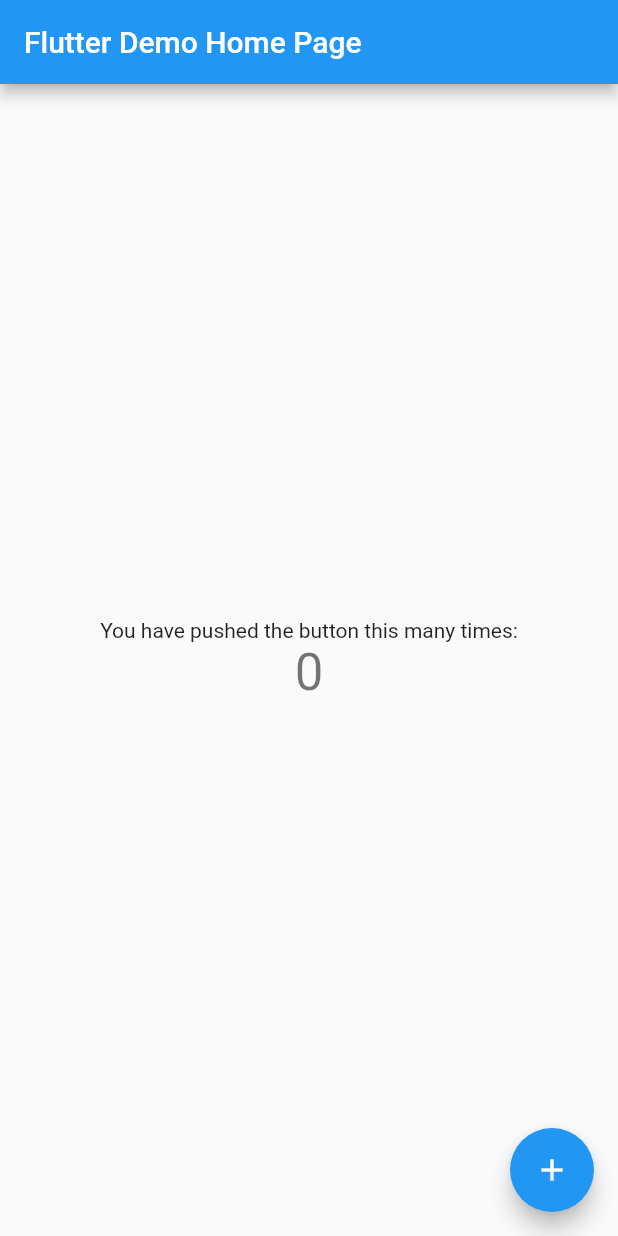
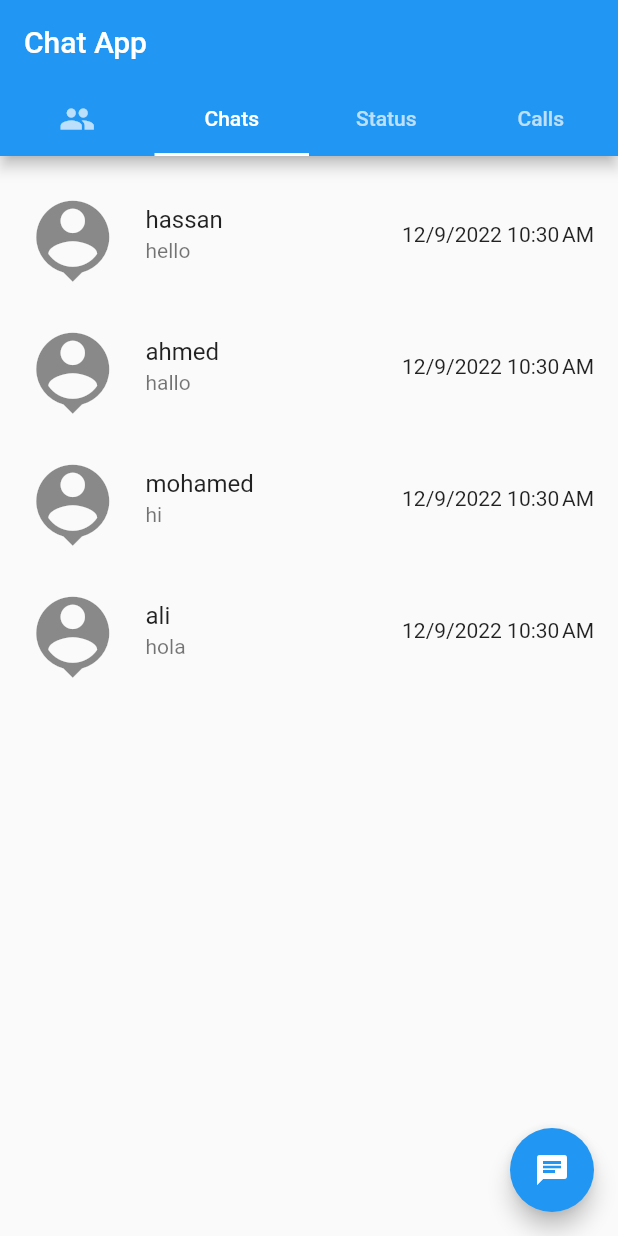
Before and after one commit to hassan-prog/chat_app, a Flutter app: the screen it shows after launch, on a phone screen of 412 x 824 dp. Run offline on Flutter 3.47's test engine with Material 2 defaults, Android fonts, the phone set to English and light mode, and no system bars.

Commit message:
project setup & implementation

```diff
--- a/lib/main.dart
+++ b/lib/main.dart
@@ -1,115 +1,24 @@
 import 'package:flutter/material.dart';
 
-void main() {
-  runApp(const MyApp());
-}
+import './screens/messages_screen.dart';
+import './screens/select_contact_screen.dart';
+import './screens/tabs_screen.dart';
+
+void main() => runApp(MyApp());
 
 class MyApp extends StatelessWidget {
-  const MyApp({super.key});
-
-  // This widget is the root of your application.
   @override
   Widget build(BuildContext context) {
     return MaterialApp(
-      title: 'Flutter Demo',
+      title: 'Chat App',
       theme: ThemeData(
-        // This is the theme of your application.
-        //
-        // Try running your application with "flutter run". You'll see the
-        // application has a blue toolbar. Then, without quitting the app, try
-        // changing the primarySwatch below to Colors.green and then invoke
-        // "hot reload" (press "r" in the console where you ran "flutter run",
-        // or simply save your changes to "hot reload" in a Flutter IDE).
-        // Notice that the counter didn't reset back to zero; the application
-        // is not restarted.
         primarySwatch: Colors.blue,
       ),
-      home: const MyHomePage(title: 'Flutter Demo Home Page'),
+      routes: {
+        '/': (ctx) => TabsScreen(),
+        SelectContactScreen.routeName: (ctx) => SelectContactScreen(),
+        MessagesScreen.routeName: (ctx) => MessagesScreen(),
+      },
     );
   }
 }
-
-class MyHomePage extends StatefulWidget {
-  const MyHomePage({super.key, required this.title});
-
-  // This widget is the home page of your application. It is stateful, meaning
-  // that it has a State object (defined below) that contains fields that affect
-  // how it looks.
-
-  // This class is the configuration for the state. It holds the values (in this
-  // case the title) provided by the parent (in this case the App widget) and
-  // used by the build method of the State. Fields in a Widget subclass are
-  // always marked "final".
-
-  final String title;
-
-  @override
-  State<MyHomePage> createState() => _MyHomePageState();
-}
-
-class _MyHomePageState extends State<MyHomePage> {
-  int _counter = 0;
-
-  void _incrementCounter() {
-    setState(() {
-      // This call to setState tells the Flutter framework that something has
-      // changed in this State, which causes it to rerun the build method below
-      // so that the display can reflect the updated values. If we changed
-      // _counter without calling setState(), then the build method would not be
-      // called again, and so nothing would appear to happen.
-      _counter++;
-    });
-  }
-
-  @override
-  Widget build(BuildContext context) {
-    // This method is rerun every time setState is called, for instance as done
-    // by the _incrementCounter method above.
-    //
-    // The Flutter framework has been optimized to make rerunning build methods
-    // fast, so that you can just rebuild anything that needs updating rather
-    // than having to individually change instances of widgets.
-    return Scaffold(
-      appBar: AppBar(
-        // Here we take the value from the MyHomePage object that was created by
-        // the App.build method, and use it to set our appbar title.
-        title: Text(widget.title),
-      ),
-      body: Center(
-        // Center is a layout widget. It takes a single child and positions it
-        // in the middle of the parent.
-        child: Column(
-          // Column is also a layout widget. It takes a list of children and
-          // arranges them vertically. By default, it sizes itself to fit its
-          // children horizontally, and tries to be as tall as its parent.
-          //
-          // Invoke "debug painting" (press "p" in the console, choose the
-          // "Toggle Debug Paint" action from the Flutter Inspector in Android
-          // Studio, or the "Toggle Debug Paint" command in Visual Studio Code)
-          // to see the wireframe for each widget.
-          //
-          // Column has various properties to control how it sizes itself and
-          // how it positions its children. Here we use mainAxisAlignment to
-          // center the children vertically; the main axis here is the vertical
-          // axis because Columns are vertical (the cross axis would be
-          // horizontal).
-          mainAxisAlignment: MainAxisAlignment.center,
-          children: <Widget>[
-            const Text(
-              'You have pushed the button this many times:',
-            ),
-            Text(
-              '$_counter',
-              style: Theme.of(context).textTheme.headline4,
-            ),
-          ],
-        ),
-      ),
-      floatingActionButton: FloatingActionButton(
-        onPressed: _incrementCounter,
-        tooltip: 'Increment',
-        child: const Icon(Icons.add),
-      ), // This trailing comma makes auto-formatting nicer for build methods.
-    );
-  }
-}
--- /dev/null
+++ b/lib/models/contact.dart
@@ -0,0 +1,8 @@
+class Contact {
+  final String name;
+  final String msg;
+  final DateTime date;
+  final String id;
+
+  Contact({required this.name, required this.msg, required this.date, required this.id});
+}
--- /dev/null
+++ b/lib/screens/chats_screen.dart
@@ -0,0 +1,57 @@
+import 'package:flutter/material.dart';
+import 'package:intl/intl.dart';
+
+import './messages_screen.dart';
+import './select_contact_screen.dart';
+import '../models/contact.dart';
+
+class ChatsScreen extends StatelessWidget {
+  final List<Contact> contacts = [
+    Contact(name: 'hassan', msg: 'hello', date: DateTime.now(), id: '0'),
+    Contact(name: 'ahmed', msg: 'hallo', date: DateTime.now(), id: '1'),
+    Contact(name: 'mohamed', msg: 'hi', date: DateTime.now(), id: '2'),
+    Contact(name: 'ali', msg: 'hola', date: DateTime.now(), id: '3'),
+  ];
+  @override
+  Widget build(BuildContext context) {
+    return Scaffold(
+      body: Container(
+        padding: const EdgeInsets.only(
+          top: 8,
+        ),
+        height: MediaQuery.of(context).size.height -
+            AppBar().preferredSize.height -
+            MediaQuery.of(context).padding.top,
+        child: ListView.builder(
+          itemBuilder: (context, i) => Padding(
+            padding: const EdgeInsets.symmetric(vertical: 8),
+            child: GestureDetector(
+              onTap: () => Navigator.of(context)
+                  .pushNamed(MessagesScreen.routeName, arguments: contacts[i]),
+              child: ListTile(
+                title: Text(contacts[i].name),
+                subtitle: Text(contacts[i].msg),
+                trailing: Text(DateFormat.yMd()
+                    .add_jm()
+                    .format(contacts[i].date)
+                    .toString()),
+                leading: const Icon(
+                  Icons.person_pin,
+                  size: 65,
+                ),
+              ),
+            ),
+          ),
+          itemCount: contacts.length,
+        ),
+      ),
+      floatingActionButton: FloatingActionButton(
+        onPressed: () {
+          Navigator.of(context)
+              .pushNamed(SelectContactScreen.routeName, arguments: contacts);
+        },
+        child: Icon(Icons.chat),
+      ),
+    );
+  }
+}
--- /dev/null
+++ b/lib/screens/tabs_screen.dart
@@ -0,0 +1,52 @@
+import 'package:flutter/material.dart';
+
+import './calls_screen.dart';
+import './chats_screen.dart';
+import './communities_screen.dart';
+import './status_screen.dart';
+
+class TabsScreen extends StatefulWidget {
+  const TabsScreen({super.key});
+
+  @override
+  State<TabsScreen> createState() => _TabsScreenState();
+}
+
+class _TabsScreenState extends State<TabsScreen> {
+  @override
+  Widget build(BuildContext context) {
+    return DefaultTabController(
+      length: 4,
+      initialIndex: 1,
+      child: Scaffold(
+        appBar: AppBar(
+          title: const Text('Chat App'),
+          bottom: const TabBar(
+            tabs: [
+              Tab(
+                icon: Icon(Icons.group),
+              ),
+              Tab(
+                text: 'Chats',
+              ),
+              Tab(
+                text: 'Status',
+              ),
+              Tab(
+                text: 'Calls',
+              ),
+            ],
+          ),
+        ),
+        body: TabBarView(
+          children: [
+            CommunitiesScreen(),
+            ChatsScreen(),
+            StatusScreen(),
+            CallsScreen(),
+          ],
+        ),
+      ),
+    );
+  }
+}
```
Also changed, not shown: lib/screens/calls_screen.dart (added, +13 -0 lines), lib/screens/communities_screen.dart (added, +13 -0 lines), lib/screens/messages_screen.dart (added, +21 -0 lines), lib/screens/select_contact_screen.dart (added, +43 -0 lines), lib/screens/status_screen.dart (added, +13 -0 lines), pubspec.yaml (+3 -4 lines), pubspec.lock, 1 other file.
